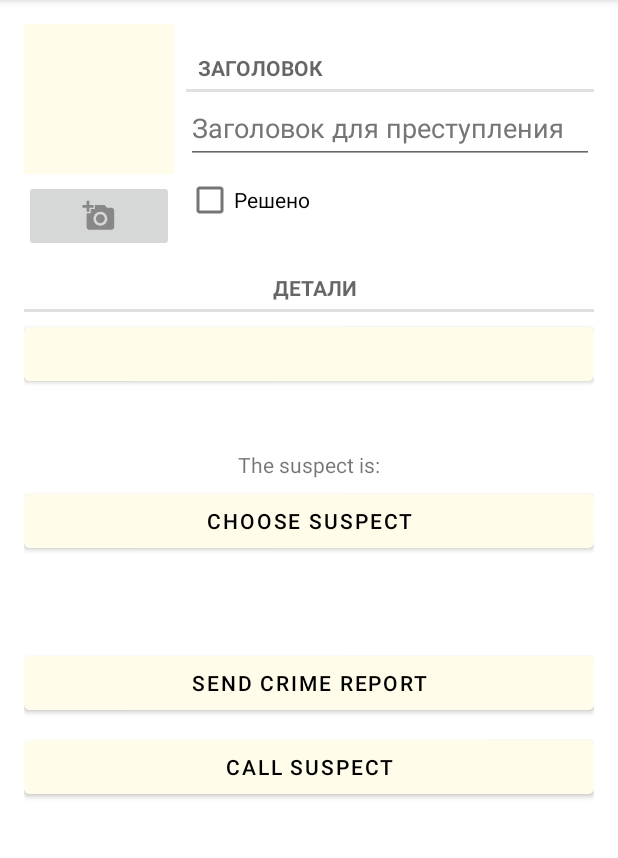
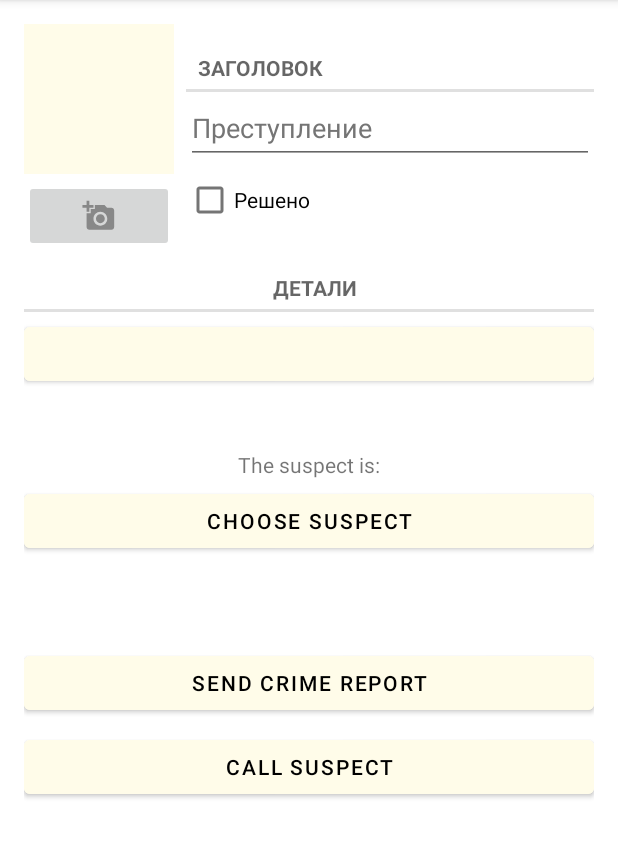
Before and after one commit to smallest87/Wordpress-To-Android-Adapter, an Android app: the screen it shows after launch (MainActivity), after a tap on "New Crime", on a phone screen of 412 x 824 dp, the part 84-942 px from its top. Run offline under Robolectric (Android 15) with nearby library versions, the phone set to English and light mode, and no system bars; our stand-ins replace Room's generated code; 1 statement that could not run was skipped.

Commit message:
cosmetic changes

```diff
--- a/CriminalIntent/app/src/main/res/values/strings.xml
+++ b/CriminalIntent/app/src/main/res/values/strings.xml
@@ -1,6 +1,6 @@
 <resources>
     <string name="app_name">Criminal Intent</string>
-    <string name="crime_title_hint">Заголовок для преступления</string>
+    <string name="crime_title_hint">Преступление</string>
     <string name="crime_title_label">Заголовок</string>
     <string name="crime_details_label">Детали</string>
     <string name="crime_solved_label">Решено</string>
```
